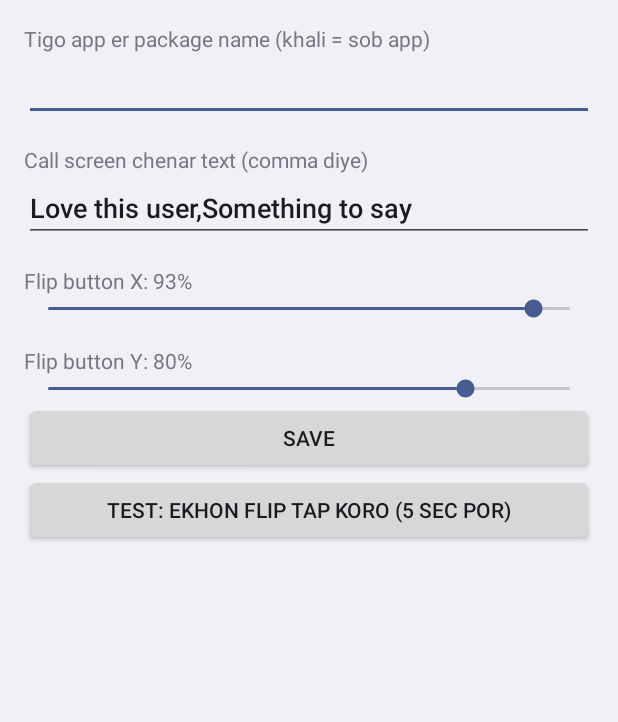
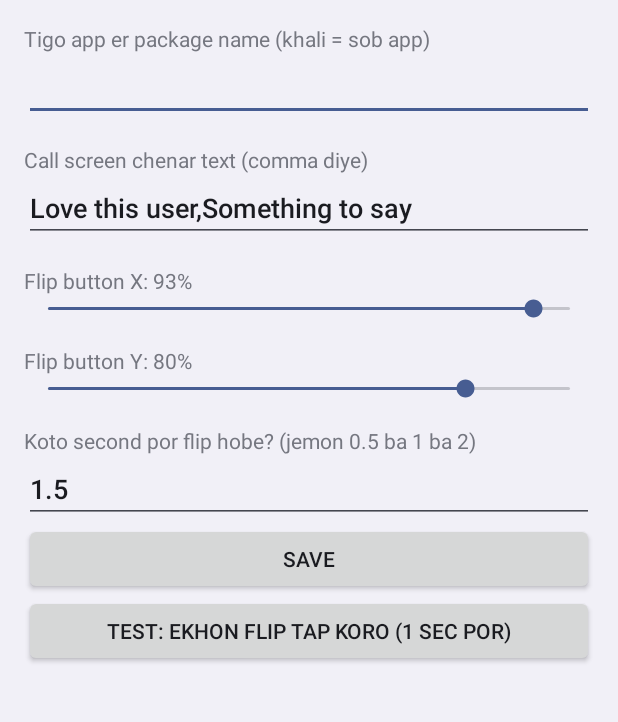
Before and after one commit to yasin5000/AutoFlip, an Android app: the screen it shows after launch (MainActivity), after a tap on "SAVE", on a phone screen of 412 x 824 dp, the part 300-1022 px from its top. Run offline under Robolectric (Android 15) with nearby library versions, the phone set to English and light mode, and no system bars.

Commit message:
Update MainActivity.kt

```diff
--- a/AutoFlip/app/src/main/java/com/example/autoflip/MainActivity.kt
+++ b/AutoFlip/app/src/main/java/com/example/autoflip/MainActivity.kt
@@ -82,20 +82,31 @@ class MainActivity : Activity() {
         root.addView(yLabel)
         root.addView(seek(p.yPct) { p.yPct = it })
 
+        root.addView(label("Koto second por flip hobe? (jemon 0.5 ba 1 ba 2)"))
+        val delayBox = EditText(this).apply {
+            setText((p.delayMs / 1000.0).toString())
+            inputType = android.text.InputType.TYPE_CLASS_NUMBER or
+                android.text.InputType.TYPE_NUMBER_FLAG_DECIMAL
+            setSingleLine()
+        }
+        root.addView(delayBox)
+
         root.addView(Button(this).apply {
             text = "Save"
             setOnClickListener {
                 p.targetPackage = pkg.text.toString()
                 p.markers = markers.text.toString()
-                Toast.makeText(context, "Saved", Toast.LENGTH_SHORT).show()
+                val sec = delayBox.text.toString().toDoubleOrNull() ?: 0.7
+                p.delayMs = (sec * 1000).toLong().coerceIn(0L, 10000L)
+                Toast.makeText(context, "Saved: ${p.delayMs / 1000.0} sec por flip hobe", Toast.LENGTH_SHORT).show()
             }
         })
 
         root.addView(Button(this).apply {
-            text = "Test: ekhon flip tap koro (5 sec por)"
+            text = "Test: ekhon flip tap koro (1 sec por)"
             setOnClickListener {
-                Toast.makeText(context, "Tigo call screen e jan, 5 sec por tap hobe", Toast.LENGTH_LONG).show()
-                window.decorView.postDelayed({ FlipService.instance?.flipNow() }, 5000)
+                Toast.makeText(context, "Tigo call screen e jan, 1 sec por tap hobe", Toast.LENGTH_LONG).show()
+                window.decorView.postDelayed({ FlipService.instance?.flipNow() }, 1000)
             }
         })
     }
```
